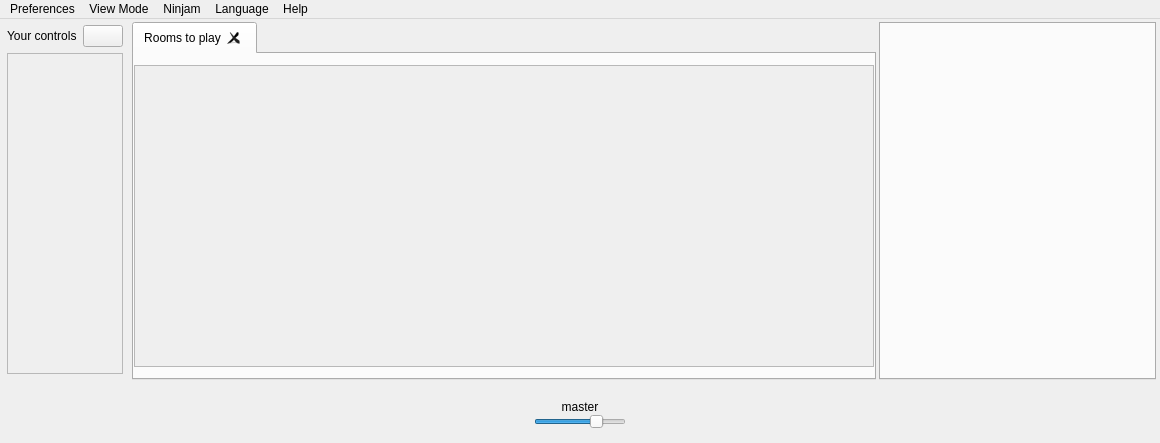
Before: the Qt Designer form src/Common/gui/MainWindow.ui in elieserdejesus/JamTaba, drawn with Qt 5.
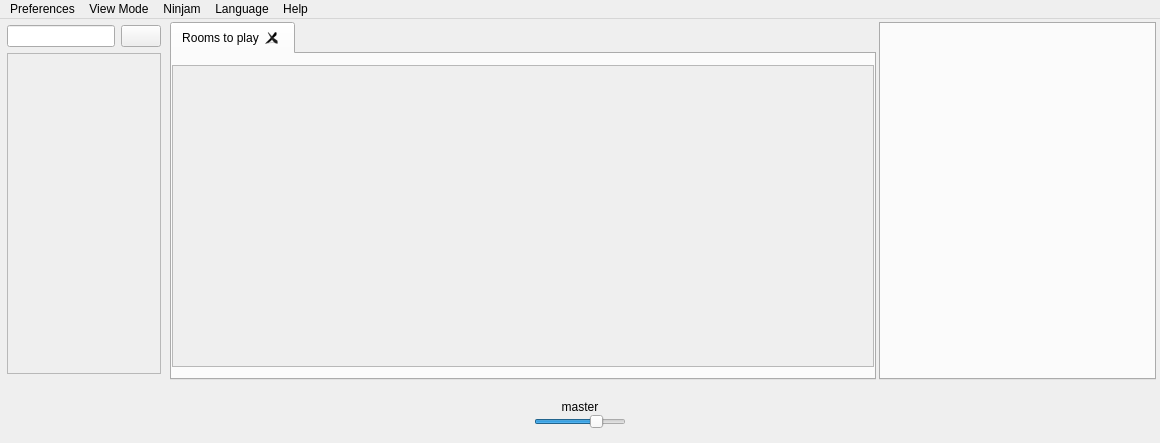
After: the same form once the commit is applied. Icons and pictures are not drawn. Custom widgets are drawn as their Qt base class.

Commit message: Changing user name field from QLabel to QLineEdit

What changed in the file:
```diff
--- a/src/Common/gui/MainWindow.ui
+++ b/src/Common/gui/MainWindow.ui
@@ -114,7 +114,7 @@
                <rect>
                 <x>0</x>
                 <y>0</y>
-                <width>751</width>
+                <width>681</width>
                 <height>301</height>
                </rect>
               </property>
@@ -364,16 +364,13 @@
            <number>0</number>
           </property>
           <item>
-           <widget class="QLabel" name="labelSectionTitle">
+           <widget class="QLineEdit" name="labelSectionTitle">
             <property name="sizePolicy">
              <sizepolicy hsizetype="Preferred" vsizetype="Preferred">
               <horstretch>1</horstretch>
               <verstretch>0</verstretch>
              </sizepolicy>
             </property>
-            <property name="text">
-             <string>Your controls</string>
-            </property>
            </widget>
           </item>
           <item>
```
